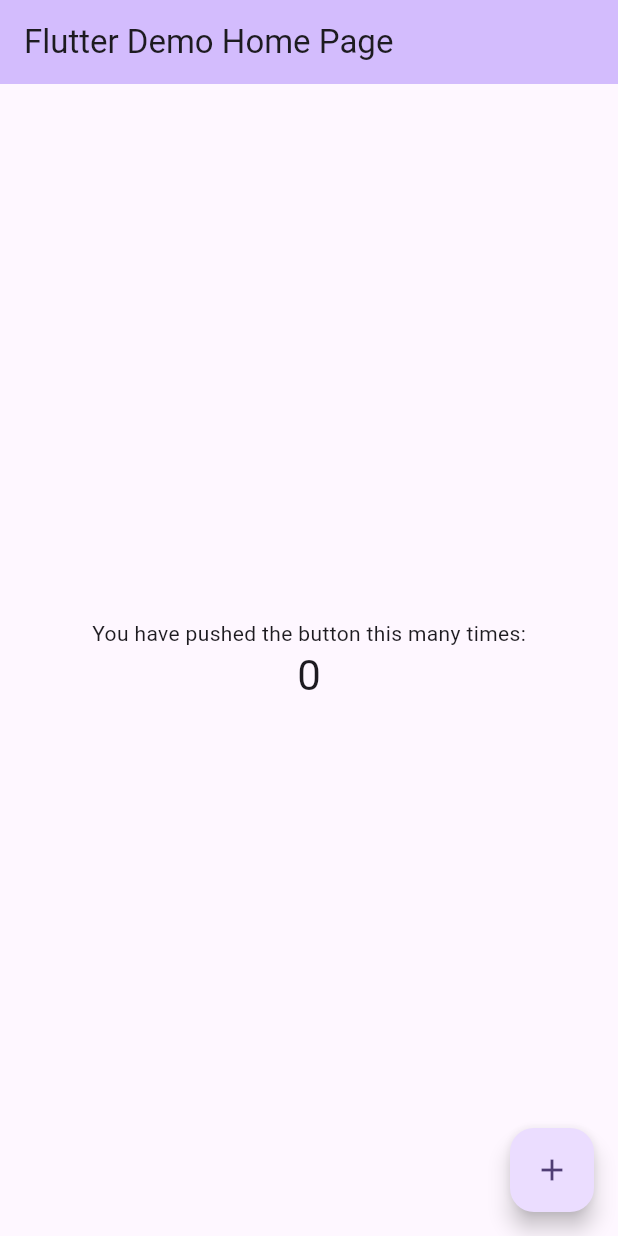
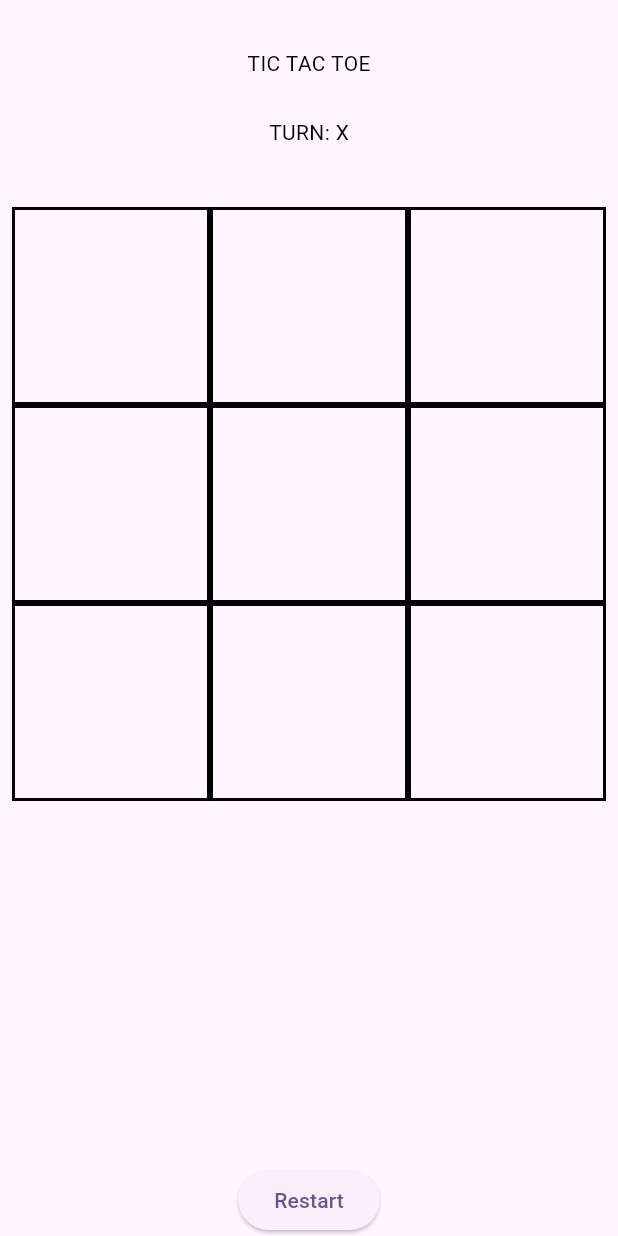
Before and after one commit to guilhermezdev/tic-tac-toe, a Flutter app: the screen it shows after launch, on a phone screen of 412 x 824 dp. Run offline on Flutter 3.47's test engine with Material 2 defaults, Android fonts, the phone set to English and light mode, and no system bars.

Commit message:
basic working implementation

```diff
--- /dev/null
+++ b/lib/features/game/view/game_screen.dart
@@ -0,0 +1,236 @@
+import 'package:collection/collection.dart';
+import 'package:flutter/material.dart';
+
+class GameScreen extends StatefulWidget {
+  const GameScreen({super.key});
+
+  @override
+  State<GameScreen> createState() => _GameScreenState();
+}
+
+class _GameScreenState extends State<GameScreen> {
+  late String currentPlayer;
+
+  late List<String?> gameState;
+
+  late bool isGameOn;
+
+  late String gameStateMessage;
+
+  @override
+  void initState() {
+    super.initState();
+    restart();
+  }
+
+  void changePlayer() {
+    if (currentPlayer == 'X') {
+      currentPlayer = 'O';
+    } else {
+      currentPlayer = 'X';
+    }
+
+    setState(() {
+      currentPlayer;
+      gameState;
+    });
+  }
+
+  void makeMove(int index) {
+    gameState[index] = currentPlayer;
+    if (checkWin(currentPlayer)) {
+      showWinner();
+    } else if (checkDraw()) {
+      showDraw();
+    } else {
+      changePlayer();
+    }
+  }
+
+  void restart() {
+    setState(() {
+      currentPlayer = 'X';
+      gameState = List.filled(9, null);
+      isGameOn = true;
+      gameStateMessage = '';
+    });
+  }
+
+  bool checkDraw() {
+    if (gameState.any((element) => element == null)) {
+      return false;
+    }
+    return true;
+  }
+
+  void showWinner() {
+    setState(() {
+      isGameOn = false;
+      gameStateMessage = '$currentPlayer is the Winner!';
+    });
+  }
+
+  void showDraw() {
+    setState(() {
+      isGameOn = false;
+      gameStateMessage = 'The game ended in draw!';
+    });
+  }
+
+  bool checkWin(String player) {
+    // check horizontals
+    if (gameState[0] == player &&
+        gameState[1] == player &&
+        gameState[2] == player) {
+      return true;
+    }
+    if (gameState[3] == player &&
+        gameState[4] == player &&
+        gameState[5] == player) {
+      return true;
+    }
+
+    if (gameState[6] == player &&
+        gameState[7] == player &&
+        gameState[8] == player) {
+      return true;
+    }
+
+    // check verticals
+
+    if (gameState[0] == player &&
+        gameState[3] == player &&
+        gameState[6] == player) {
+      return true;
+    }
+
+    if (gameState[1] == player &&
+        gameState[4] == player &&
+        gameState[7] == player) {
+      return true;
+    }
+
+    if (gameState[2] == player &&
+        gameState[5] == player &&
+        gameState[8] == player) {
+      return true;
+    }
+
+    // check diagonals
+
+    if (gameState[2] == player &&
+        gameState[4] == player &&
+        gameState[6] == player) {
+      return true;
+    }
+
+    if (gameState[0] == player &&
+        gameState[4] == player &&
+        gameState[8] == player) {
+      return true;
+    }
+
+    return false;
+  }
+
+  @override
+  Widget build(BuildContext context) {
+    return Scaffold(
+      body: SafeArea(
+        child: Column(
+          children: [
+            const SizedBox(
+              height: 32.0,
+            ),
+            const Center(
+              child: Text(
+                'TIC TAC TOE',
+                style: TextStyle(
+                  color: Colors.black,
+                ),
+              ),
+            ),
+            const SizedBox(
+              height: 26.0,
+            ),
+            Center(
+              child: Text(
+                'TURN: $currentPlayer',
+                style: const TextStyle(
+                  color: Colors.black,
+                ),
+              ),
+            ),
+            const SizedBox(
+              height: 32.0,
+            ),
+            Expanded(
+              child: Padding(
+                padding: const EdgeInsets.all(8.0),
+                child: GridView.count(
+                  physics: const NeverScrollableScrollPhysics(),
+                  crossAxisCount: 3,
+                  children: gameState
+                      .mapIndexed(
+                        (index, value) => BoardCell(
+                          value: value,
+                          onTap: () {
+                            if (isGameOn && value == null) {
+                              makeMove(index);
+                            }
+                          },
+                        ),
+                      )
+                      .toList(),
+                ),
+              ),
+            ),
+            if (gameStateMessage.isNotEmpty)
+              Text(
+                gameStateMessage,
+                style: const TextStyle(color: Colors.black),
+              ),
+            ElevatedButton(
+              onPressed: restart,
+              child: const Text('Restart'),
+            )
+          ],
+        ),
+      ),
+    );
+  }
+}
+
+class BoardCell extends StatelessWidget {
+  final String? value;
+  final VoidCallback onTap;
+
+  const BoardCell({
+    super.key,
+    this.value,
+    required this.onTap,
+  });
+
+  @override
+  Widget build(BuildContext context) {
+    return InkWell(
+      onTap: onTap,
+      child: Container(
+        decoration: BoxDecoration(
+          border: Border.all(color: Colors.black, width: 2.0),
+        ),
+        child: value != null
+            ? Center(
+                child: Text(
+                  value!,
+                  style: const TextStyle(
+                    color: Colors.black,
+                    fontSize: 32.0,
+                  ),
+                ),
+              )
+            : const SizedBox.shrink(),
+      ),
+    );
+  }
+}
--- a/lib/main.dart
+++ b/lib/main.dart
@@ -1,4 +1,5 @@
 import 'package:flutter/material.dart';
+import 'package:tic_tac_toe/features/game/view/game_screen.dart';
 
 void main() {
   runApp(const MyApp());
@@ -7,119 +8,15 @@ void main() {
 class MyApp extends StatelessWidget {
   const MyApp({super.key});
 
-  // This widget is the root of your application.
   @override
   Widget build(BuildContext context) {
     return MaterialApp(
-      title: 'Flutter Demo',
+      title: 'Tic Tac Toe',
       theme: ThemeData(
-        // This is the theme of your application.
-        //
-        // TRY THIS: Try running your application with "flutter run". You'll see
-        // the application has a blue toolbar. Then, without quitting the app,
-        // try changing the seedColor in the colorScheme below to Colors.green
-        // and then invoke "hot reload" (save your changes or press the "hot
-        // reload" button in a Flutter-supported IDE, or press "r" if you used
-        // the command line to start the app).
-        //
-        // Notice that the counter didn't reset back to zero; the application
-        // state is not lost during the reload. To reset the state, use hot
-        // restart instead.
-        //
-        // This works for code too, not just values: Most code changes can be
-        // tested with just a hot reload.
         colorScheme: ColorScheme.fromSeed(seedColor: Colors.deepPurple),
         useMaterial3: true,
       ),
-      home: const MyHomePage(title: 'Flutter Demo Home Page'),
+      home: const GameScreen(),
     );
   }
 }
-
-class MyHomePage extends StatefulWidget {
-  const MyHomePage({super.key, required this.title});
-
-  // This widget is the home page of your application. It is stateful, meaning
-  // that it has a State object (defined below) that contains fields that affect
-  // how it looks.
-
-  // This class is the configuration for the state. It holds the values (in this
-  // case the title) provided by the parent (in this case the App widget) and
-  // used by the build method of the State. Fields in a Widget subclass are
-  // always marked "final".
-
-  final String title;
-
-  @override
-  State<MyHomePage> createState() => _MyHomePageState();
-}
-
-class _MyHomePageState extends State<MyHomePage> {
-  int _counter = 0;
-
-  void _incrementCounter() {
-    setState(() {
-      // This call to setState tells the Flutter framework that something has
-      // changed in this State, which causes it to rerun the build method below
-      // so that the display can reflect the updated values. If we changed
-      // _counter without calling setState(), then the build method would not be
-      // called again, and so nothing would appear to happen.
-      _counter++;
-    });
-  }
-
-  @override
-  Widget build(BuildContext context) {
-    // This method is rerun every time setState is called, for instance as done
-    // by the _incrementCounter method above.
-    //
-    // The Flutter framework has been optimized to make rerunning build methods
-    // fast, so that you can just rebuild anything that needs updating rather
-    // than having to individually change instances of widgets.
-    return Scaffold(
-      appBar: AppBar(
-        // TRY THIS: Try changing the color here to a specific color (to
-        // Colors.amber, perhaps?) and trigger a hot reload to see the AppBar
-        // change color while the other colors stay the same.
-        backgroundColor: Theme.of(context).colorScheme.inversePrimary,
-        // Here we take the value from the MyHomePage object that was created by
-        // the App.build method, and use it to set our appbar title.
-        title: Text(widget.title),
-      ),
-      body: Center(
-        // Center is a layout widget. It takes a single child and positions it
-        // in the middle of the parent.
-        child: Column(
-          // Column is also a layout widget. It takes a list of children and
-          // arranges them vertically. By default, it sizes itself to fit its
-          // children horizontally, and tries to be as tall as its parent.
-          //
-          // Column has various properties to control how it sizes itself and
-          // how it positions its children. Here we use mainAxisAlignment to
-          // center the children vertically; the main axis here is the vertical
-          // axis because Columns are vertical (the cross axis would be
-          // horizontal).
-          //
-          // TRY THIS: Invoke "debug painting" (choose the "Toggle Debug Paint"
-          // action in the IDE, or press "p" in the console), to see the
-          // wireframe for each widget.
-          mainAxisAlignment: MainAxisAlignment.center,
-          children: <Widget>[
-            const Text(
-              'You have pushed the button this many times:',
-            ),
-            Text(
-              '$_counter',
-              style: Theme.of(context).textTheme.headlineMedium,
-            ),
-          ],
-        ),
-      ),
-      floatingActionButton: FloatingActionButton(
-        onPressed: _incrementCounter,
-        tooltip: 'Increment',
-        child: const Icon(Icons.add),
-      ), // This trailing comma makes auto-formatting nicer for build methods.
-    );
-  }
-}
```
Also changed, not shown: lib/features/intro/view/intro_screen.dart (added, +10 -0 lines), pubspec.yaml (+2 -70 lines), pubspec.lock.
